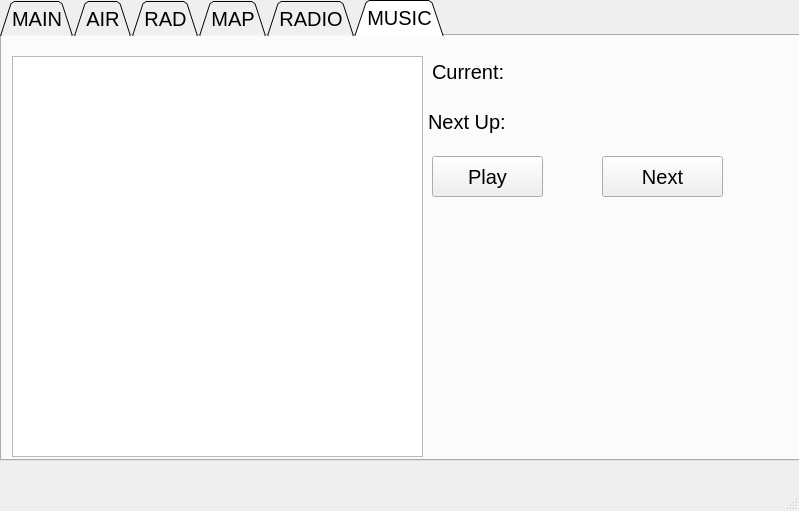
Blizzartnaut/WorkingPipBoy, file PipBoy/PipBoyMenu.ui: the form before one commit.
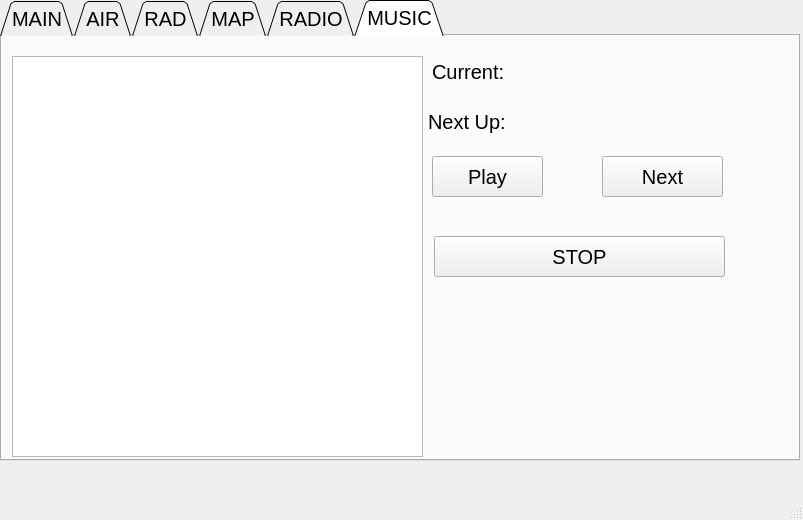
The form after the commit. The open tabs and pages were chosen to show the change.

Commit message: changes to ui elements in music player

The edit to the form file:
```diff
--- a/PipBoy/PipBoyMenu.ui
+++ b/PipBoy/PipBoyMenu.ui
@@ -6,8 +6,8 @@
    <rect>
     <x>0</x>
     <y>0</y>
-    <width>799</width>
-    <height>511</height>
+    <width>803</width>
+    <height>520</height>
    </rect>
   </property>
   <property name="windowTitle">
@@ -807,6 +807,19 @@
        <string>Next</string>
       </property>
      </widget>
+     <widget class="QPushButton" name="STOP">
+      <property name="geometry">
+       <rect>
+        <x>432</x>
+        <y>200</y>
+        <width>291</width>
+        <height>41</height>
+       </rect>
+      </property>
+      <property name="text">
+       <string>STOP</string>
+      </property>
+     </widget>
     </widget>
    </widget>
   </widget>
```
Left out of the diff: 6 changed lines with no effect on the pictures. The commit also changes 3 other files.
